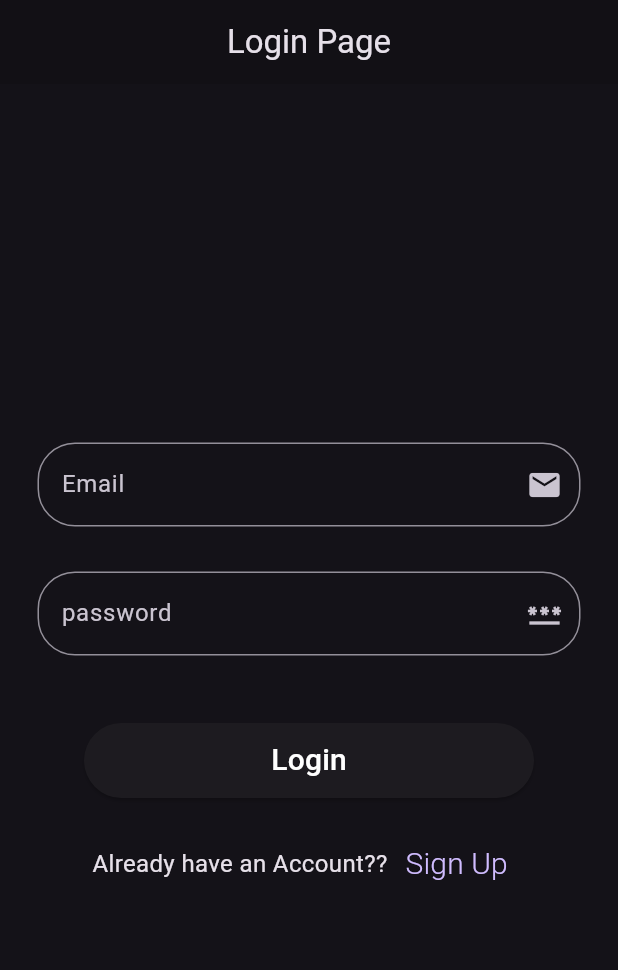
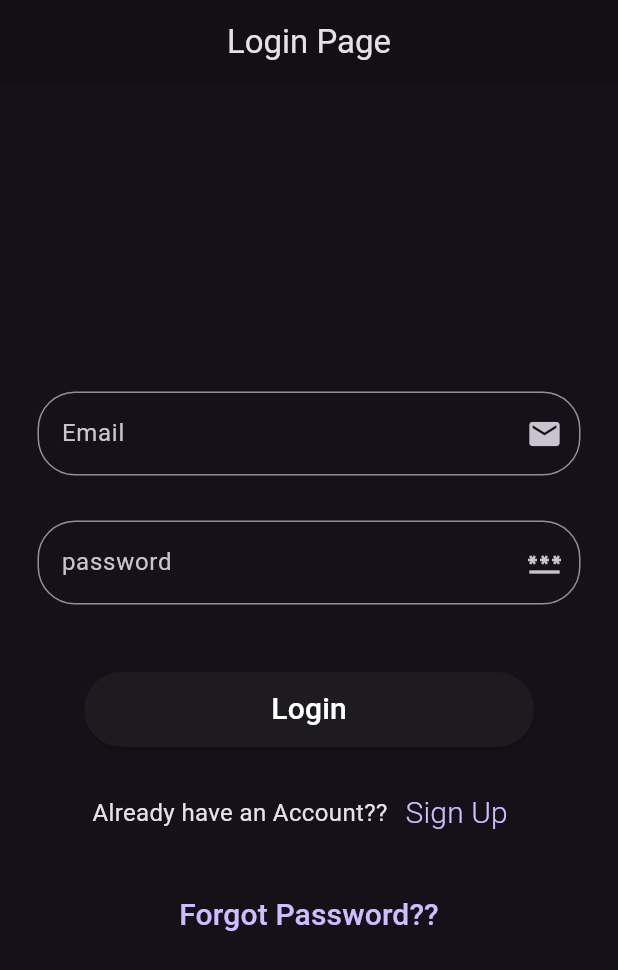
Before and after one commit to Abhay7592/firebase_series, a Flutter app: the screen it shows after launch, on a phone screen of 412 x 824 dp. Shown: the top 970 px of the screen. Run offline on Flutter 3.47's test engine with Material 3 defaults, Android fonts, the phone set to English and light mode, and no system bars; our stand-ins replace firebase_auth, firebase_core; accounts and stored records are empty.

Commit message:
added the feature of check user and resetting the password

```diff
--- a/lib/loginpage.dart
+++ b/lib/loginpage.dart
@@ -1,4 +1,5 @@
 import 'package:firebase_auth/firebase_auth.dart';
+import 'package:firebase_series/forgotpassword.dart';
 import 'package:firebase_series/main.dart';
 import 'package:firebase_series/signuppage.dart';
 import 'package:firebase_series/uihelper.dart';
@@ -23,7 +24,11 @@ class _LoginPageState extends State<LoginPage> {
 
       try {
         usercredential = await FirebaseAuth.instance
-            .signInWithEmailAndPassword(email: email, password: password).then((value) => Navigator.pushReplacement(context, MaterialPageRoute(builder: (context)=>MyHomePage(title: "Myhomepage"))));
+            .signInWithEmailAndPassword(email: email, password: password)
+            .then((value) => Navigator.pushReplacement(
+                context,
+                MaterialPageRoute(
+                    builder: (context) => MyHomePage(title: "Myhomepage"))));
       } on FirebaseAuthException catch (ex) {
         return UiHelper.CustomeAlertBox(context, ex.code.toString());
       }
@@ -71,6 +76,16 @@ class _LoginPageState extends State<LoginPage> {
                     style: TextStyle(fontSize: 20, fontWeight: FontWeight.w300),
                   ))
             ],
+          ),
+          SizedBox(
+            height: 20,
+          ),
+          TextButton(
+            onPressed: () {
+              Navigator.push(context,
+                  MaterialPageRoute(builder: (context) => ForgotPassword()));
+            },
+            child: Text("Forgot Password??", style: TextStyle(fontSize: 20)),
           )
         ],
       ),
--- a/lib/main.dart
+++ b/lib/main.dart
@@ -2,6 +2,7 @@ import 'package:firebase_core/firebase_core.dart';
 import 'package:flutter/material.dart';
 
 import 'checkuser.dart';
+
 
 
 
```
Also changed, not shown: lib/forgotpassword.dart (added, +49 -0 lines).
